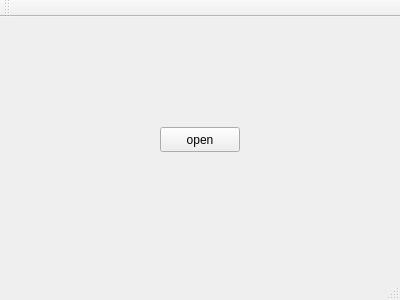
Above: reparationGarage/mainwindow.ui from EquipeNord/reparationVroumVroum before the change. Below: the same form after it.
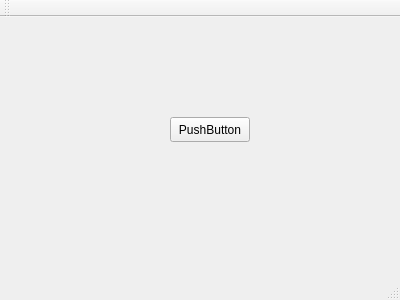
That is the form after the change.

```diff
--- a/reparationGarage/mainwindow.ui
+++ b/reparationGarage/mainwindow.ui
@@ -17,14 +17,14 @@
    <widget class="QPushButton" name="pushButton">
     <property name="geometry">
      <rect>
-      <x>160</x>
-      <y>110</y>
+      <x>170</x>
+      <y>100</y>
       <width>80</width>
       <height>25</height>
      </rect>
     </property>
     <property name="text">
-     <string>open</string>
+     <string>PushButton</string>
     </property>
    </widget>
   </widget>
```
